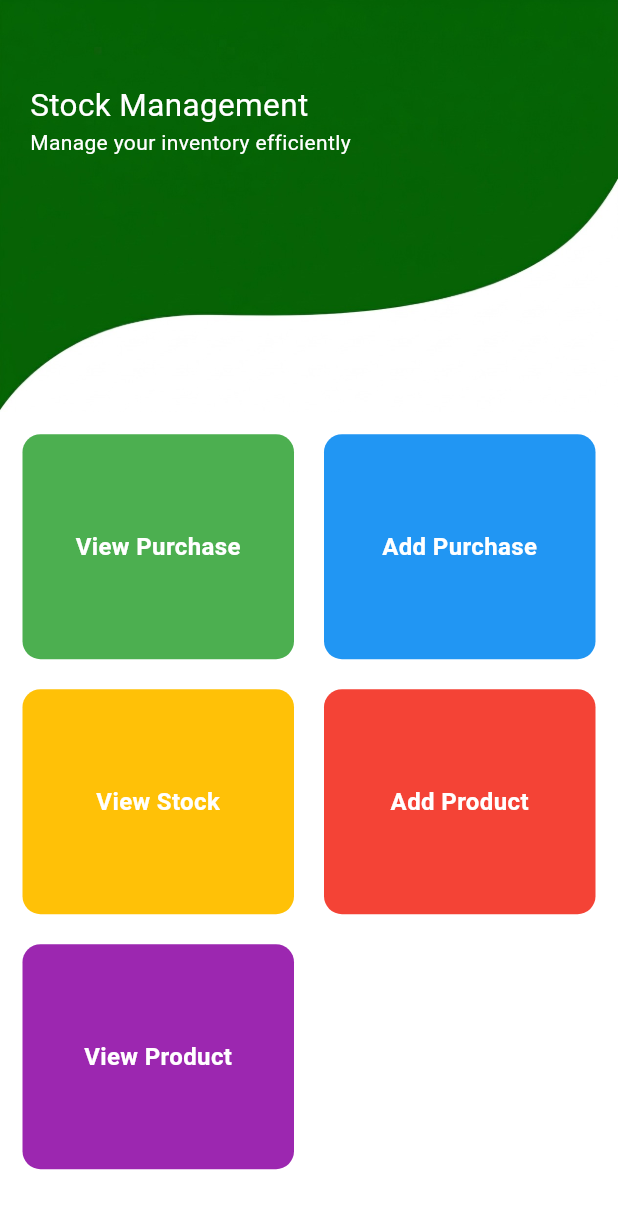
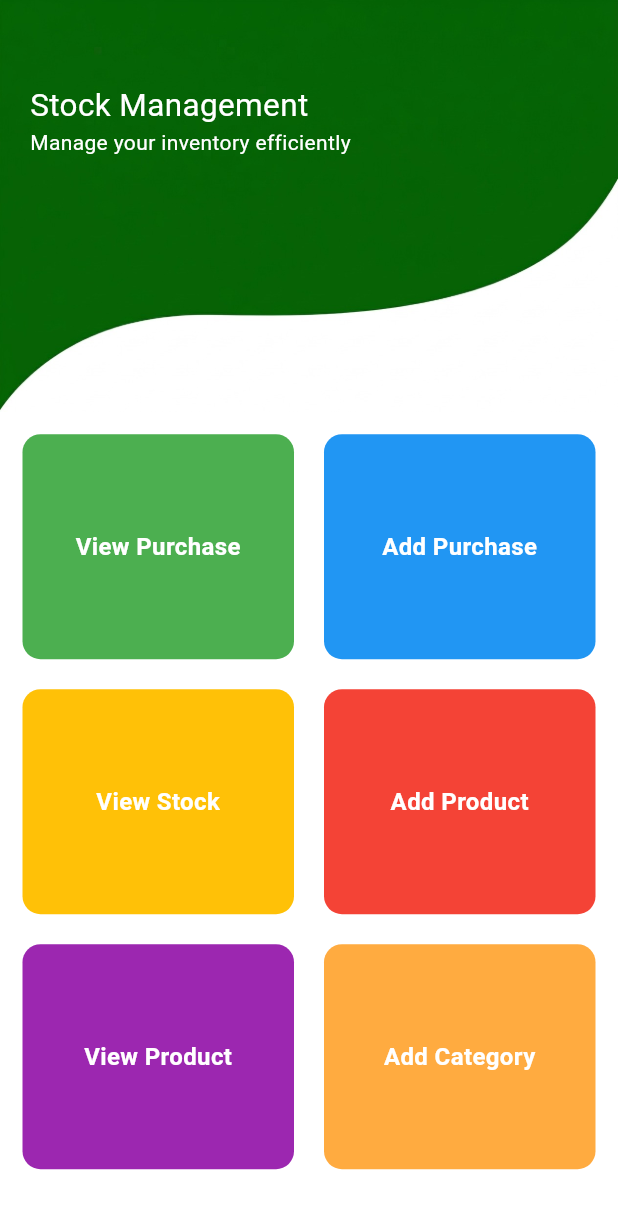
Before and after one commit to krishnabourgeon/stock_manager, a Flutter app: the StockScreen screen opened directly, on a phone screen of 412 x 824 dp. Shown: the top 1209 px of the screen. Run offline on Flutter 3.47's test engine with Material 3 defaults, Android fonts, the phone set to English and light mode, and no system bars; our stand-ins replace dropdown_button2, flutter_screenutil, flutter_svg, flutter_zoom_drawer, fluttertoast, pdf and 2 more; missing offline and left inert: auto_height_grid_view, whatsapp_unilink; accounts and stored records are empty.

Commit message:
added the category screen

```diff
--- a/lib/screens/stock/stock_screen.dart
+++ b/lib/screens/stock/stock_screen.dart
@@ -1274,6 +1274,7 @@ import 'package:flutter/material.dart';
 import 'package:flutter_screenutil/flutter_screenutil.dart';
 import 'package:stock_manager/screens/stock/add_product.dart';
 import 'package:stock_manager/screens/stock/add_stock.dart';
+import 'package:stock_manager/screens/stock/aded_category.dart';
 import 'package:stock_manager/screens/stock/view_product.dart';
 import 'package:stock_manager/screens/stock/view_purchase.dart';
 import 'package:stock_manager/screens/stock/view_stock.dart';
@@ -1359,7 +1360,7 @@ class _StockScreenState extends State<StockScreen> {
                       Expanded(
                         child: buildContainer(
                           title: "Add Purchase",
-                          color: Color(0xFF2196F3),
+                          color: const Color(0xFF2196F3),
                           onTap: () {
                             Navigator.push(
                               context,
@@ -1381,7 +1382,7 @@ class _StockScreenState extends State<StockScreen> {
                   Expanded(
                     child: buildContainer(
                       title: "View Stock",
-                      color: Color(0xFFFFC107),
+                      color: const Color(0xFFFFC107),
                       onTap: () {
                         Navigator.push(
                           context,
@@ -1396,7 +1397,7 @@ class _StockScreenState extends State<StockScreen> {
                   Expanded(
                     child: buildContainer(
                       title: "Add Product",
-                      color:Color(0xFFF44336),
+                      color:const Color(0xFFF44336),
                       onTap: () {
                          Navigator.push(
                           context,
@@ -1415,7 +1416,7 @@ class _StockScreenState extends State<StockScreen> {
                   Expanded(
                     child: buildContainer(
                       title: "View Product",
-                      color:Color(0xFF9C27B0) ,
+                      color:const Color(0xFF9C27B0) ,
                       onTap: () {
                          Navigator.push(
                           context,
@@ -1429,7 +1430,18 @@ class _StockScreenState extends State<StockScreen> {
                   20.horizontalSpace,
 
                   Expanded(
-                    child: SizedBox(),
+                    child: buildContainer(
+                      title: "Add Category",
+                      color:Colors.orangeAccent,
+                      onTap: () {
+                         Navigator.push(
+                          context,
+                          MaterialPageRoute(
+                            builder: (context) => const AddCategoryScreen(),
+                          ),
+                        );
+                      },
+                    ),
                   ),
                 ],
               ),
```
Also changed, not shown: 1 other file.
